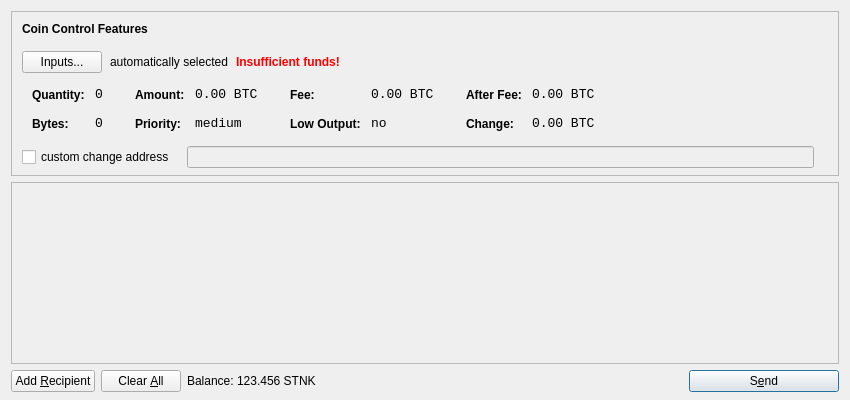
Above: src/qt/forms/sendcoinsdialog.ui from CptMgm/Stonkscoin before the change. Below: the same form after it.
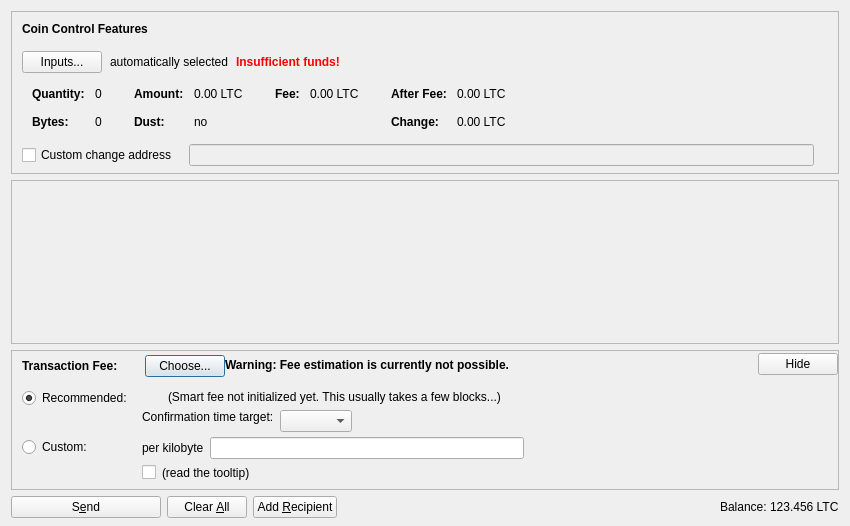
That is the form after the change. Icons and pictures are not drawn. Custom widgets are drawn as their Qt base class.

Commit message: litecoin 0.15 fork, type ./autogen.sh to build

The edit to the form file:
```diff
--- a/src/qt/forms/sendcoinsdialog.ui
+++ b/src/qt/forms/sendcoinsdialog.ui
@@ -7,13 +7,13 @@
     <x>0</x>
     <y>0</y>
     <width>850</width>
-    <height>400</height>
+    <height>526</height>
    </rect>
   </property>
   <property name="windowTitle">
    <string>Send Coins</string>
   </property>
-  <layout class="QVBoxLayout" name="verticalLayout" stretch="0,1,0">
+  <layout class="QVBoxLayout" name="verticalLayout" stretch="0,1,0,0">
    <property name="bottomMargin">
     <number>8</number>
    </property>
@@ -39,7 +39,7 @@
      </property>
      <layout class="QVBoxLayout" name="verticalLayoutCoinControl2">
       <property name="spacing">
-       <number>-1</number>
+       <number>0</number>
       </property>
       <property name="leftMargin">
        <number>0</number>
@@ -109,6 +109,9 @@
             <property name="text">
              <string>Inputs...</string>
             </property>
+            <property name="autoDefault">
+             <bool>false</bool>
+            </property>
            </widget>
           </item>
           <item>
@@ -173,7 +176,16 @@
            <string notr="true"/>
           </property>
           <layout class="QHBoxLayout" name="horizontalLayoutCoinControl5">
-           <property name="margin">
+           <property name="leftMargin">
+            <number>0</number>
+           </property>
+           <property name="topMargin">
+            <number>0</number>
+           </property>
+           <property name="rightMargin">
+            <number>0</number>
+           </property>
+           <property name="bottomMargin">
             <number>0</number>
            </property>
            <item>
@@ -206,8 +218,11 @@
                </property>
                <item row="0" column="0">
                 <widget class="QLabel" name="labelCoinControlQuantityText">
-                 <property name="styleSheet">
-                  <string notr="true">font-weight:bold;</string>
+                 <property name="font">
+                  <font>
+                   <weight>75</weight>
+                   <bold>true</bold>
+                  </font>
                  </property>
                  <property name="text">
                   <string>Quantity:</string>
@@ -219,12 +234,6 @@
                </item>
                <item row="0" column="1">
                 <widget class="QLabel" name="labelCoinControlQuantity">
-                 <property name="font">
-                  <font>
-                   <family>Monospace</family>
-                   <pointsize>10</pointsize>
-                  </font>
-                 </property>
                  <property name="cursor">
                   <cursorShape>IBeamCursor</cursorShape>
                  </property>
@@ -244,8 +253,11 @@
                </item>
                <item row="1" column="0">
                 <widget class="QLabel" name="labelCoinControlBytesText">
-                 <property name="styleSheet">
-                  <string notr="true">font-weight:bold;</string>
+                 <property name="font">
+                  <font>
+                   <weight>75</weight>
+                   <bold>true</bold>
+                  </font>
                  </property>
                  <property name="text">
                   <string>Bytes:</string>
@@ -254,12 +266,6 @@
                </item>
                <item row="1" column="1">
                 <widget class="QLabel" name="labelCoinControlBytes">
-                 <property name="font">
-                  <font>
-                   <family>Monospace</family>
-                   <pointsize>10</pointsize>
-                  </font>
-                 </property>
                  <property name="cursor">
                   <cursorShape>IBeamCursor</cursorShape>
                  </property>
@@ -295,8 +301,11 @@
                </property>
                <item row="0" column="0">
                 <widget class="QLabel" name="labelCoinControlAmountText">
-                 <property name="styleSheet">
-                  <string notr="true">font-weight:bold;</string>
+                 <property name="font">
+                  <font>
+                   <weight>75</weight>
+                   <bold>true</bold>
+                  </font>
                  </property>
                  <property name="text">
                   <string>Amount:</string>
@@ -308,12 +317,6 @@
                </item>
                <item row="0" column="1">
                 <widget class="QLabel" name="labelCoinControlAmount">
-                 <property name="font">
-                  <font>
-                   <family>Monospace</family>
-                   <pointsize>10</pointsize>
-                  </font>
-                 </property>
                  <property name="cursor">
                   <cursorShape>IBeamCursor</cursorShape>
                  </property>
@@ -321,7 +324,7 @@
                   <enum>Qt::ActionsContextMenu</enum>
                  </property>
                  <property name="text">
-                  <string notr="true">0.00 BTC</string>
+                  <string notr="true">0.00 LTC</string>
                  </property>
                  <property name="textInteractionFlags">
                   <set>Qt::LinksAccessibleByMouse|Qt::TextSelectableByKeyboard|Qt::TextSelectableByMouse</set>
@@ -329,23 +332,20 @@
                 </widget>
                </item>
                <item row="1" column="0">
-                <widget class="QLabel" name="labelCoinControlPriorityText">
-                 <property name="styleSheet">
-                  <string notr="true">font-weight:bold;</string>
+                <widget class="QLabel" name="labelCoinControlLowOutputText">
+                 <property name="font">
+                  <font>
+                   <weight>75</weight>
+                   <bold>true</bold>
+                  </font>
                  </property>
                  <property name="text">
-                  <string>Priority:</string>
+                  <string>Dust:</string>
                  </property>
                 </widget>
                </item>
                <item row="1" column="1">
-                <widget class="QLabel" name="labelCoinControlPriority">
-                 <property name="font">
-                  <font>
-                   <family>Monospace</family>
-                   <pointsize>10</pointsize>
-                  </font>
-                 </property>
+                <widget class="QLabel" name="labelCoinControlLowOutput">
                  <property name="cursor">
                   <cursorShape>IBeamCursor</cursorShape>
                  </property>
@@ -353,7 +353,7 @@
                   <enum>Qt::ActionsContextMenu</enum>
                  </property>
                  <property name="text">
-                  <string>medium</string>
+                  <string notr="true">no</string>
                  </property>
                  <property name="textInteractionFlags">
                   <set>Qt::LinksAccessibleByMouse|Qt::TextSelectableByKeyboard|Qt::TextSelectableByMouse</set>
@@ -381,8 +381,11 @@
                </property>
                <item row="0" column="0">
                 <widget class="QLabel" name="labelCoinControlFeeText">
-                 <property name="styleSheet">
-                  <string notr="true">font-weight:bold;</string>
+                 <property name="font">
+                  <font>
+                   <weight>75</weight>
+                   <bold>true</bold>
+                  </font>
                  </property>
                  <property name="text">
                   <string>Fee:</string>
@@ -394,12 +397,6 @@
                </item>
                <item row="0" column="1">
                 <widget class="QLabel" name="labelCoinControlFee">
-                 <property name="font">
-                  <font>
-                   <family>Monospace</family>
-                   <pointsize>10</pointsize>
-                  </font>
-                 </property>
                  <property name="cursor">
                   <cursorShape>IBeamCursor</cursorShape>
                  </property>
@@ -407,39 +404,7 @@
                   <enum>Qt::ActionsContextMenu</enum>
                  </property>
                  <property name="text">
-                  <string notr="true">0.00 BTC</string>
-                 </property>
-                 <property name="textInteractionFlags">
-                  <set>Qt::LinksAccessibleByMouse|Qt::TextSelectableByKeyboard|Qt::TextSelectableByMouse</set>
-                 </property>
-                </widget>
-               </item>
-               <item row="1" column="0">
-                <widget class="QLabel" name="labelCoinControlLowOutputText">
-                 <property name="styleSheet">
-                  <string notr="true">font-weight:bold;</string>
-                 </property>
-                 <property name="text">
-                  <string>Low Output:</string>
-                 </property>
-                </widget>
-               </item>
-               <item row="1" column="1">
-                <widget class="QLabel" name="labelCoinControlLowOutput">
-                 <property name="font">
-                  <font>
-                   <family>Monospace</family>
-                   <pointsize>10</pointsize>
-                  </font>
-                 </property>
-                 <property name="cursor">
-                  <cursorShape>IBeamCursor</cursorShape>
-                 </property>
-                 <property name="contextMenuPolicy">
-                  <enum>Qt::ActionsContextMenu</enum>
-                 </property>
-                 <property name="text">
-                  <string>no</string>
+                  <string notr="true">0.00 LTC</string>
                  </property>
                  <property name="textInteractionFlags">
                   <set>Qt::LinksAccessibleByMouse|Qt::TextSelectableByKeyboard|Qt::TextSelectableByMouse</set>
@@ -467,8 +432,11 @@
                </property>
                <item row="0" column="0">
                 <widget class="QLabel" name="labelCoinControlAfterFeeText">
-                 <property name="styleSheet">
-                  <string notr="true">font-weight:bold;</string>
+                 <property name="font">
+                  <font>
+                   <weight>75</weight>
+                   <bold>true</bold>
+                  </font>
                  </property>
                  <property name="text">
                   <string>After Fee:</string>
@@ -480,12 +448,6 @@
                </item>
                <item row="0" column="1">
                 <widget class="QLabel" name="labelCoinControlAfterFee">
-                 <property name="font">
-                  <font>
-                   <family>Monospace</family>
-                   <pointsize>10</pointsize>
-                  </font>
-                 </property>
                  <property name="cursor">
                   <cursorShape>IBeamCursor</cursorShape>
                  </property>
@@ -493,7 +455,7 @@
                   <enum>Qt::ActionsContextMenu</enum>
                  </property>
                  <property name="text">
-                  <string notr="true">0.00 BTC</string>
+                  <string notr="true">0.00 LTC</string>
                  </property>
                  <property name="textInteractionFlags">
                   <set>Qt::LinksAccessibleByMouse|Qt::TextSelectableByKeyboard|Qt::TextSelectableByMouse</set>
@@ -502,8 +464,11 @@
                </item>
                <item row="1" column="0">
                 <widget class="QLabel" name="labelCoinControlChangeText">
-                 <property name="styleSheet">
-                  <string notr="true">font-weight:bold;</string>
+                 <property name="font">
+                  <font>
+                   <weight>75</weight>
+                   <bold>true</bold>
+                  </font>
                  </property>
                  <property name="text">
                   <string>Change:</string>
@@ -512,12 +477,6 @@
                </item>
                <item row="1" column="1">
                 <widget class="QLabel" name="labelCoinControlChange">
-                 <property name="font">
-                  <font>
-                   <family>Monospace</family>
-                   <pointsize>10</pointsize>
-                  </font>
-                 </property>
                  <property name="cursor">
                   <cursorShape>IBeamCursor</cursorShape>
                  </property>
@@ -525,7 +484,7 @@
                   <enum>Qt::ActionsContextMenu</enum>
                  </property>
                  <property name="text">
-                  <string notr="true">0.00 BTC</string>
+                  <string notr="true">0.00 LTC</string>
                  </property>
                  <property name="textInteractionFlags">
                   <set>Qt::LinksAccessibleByMouse|Qt::TextSelectableByKeyboard|Qt::TextSelectableByMouse</set>
@@ -555,13 +514,16 @@
           </property>
           <item>
            <widget class="QCheckBox" name="checkBoxCoinControlChange">
+            <property name="toolTip">
+             <string>If this is activated, but the change address is empty or invalid, change will be sent to a newly generated address.</string>
+            </property>
             <property name="text">
-             <string>custom change address</string>
+             <string>Custom change address</string>
             </property>
            </widget>
           </item>
           <item>
-           <widget class="QLineEdit" name="lineEditCoinControlChange">
+           <widget class="QValidatedLineEdit" name="lineEditCoinControlChange">
             <property name="enabled">
              <bool>false</bool>
             </property>
@@ -626,11 +588,20 @@
         <x>0</x>
         <y>0</y>
         <width>830</width>
-        <height>165</height>
+        <height>104</height>
        </rect>
       </property>
-      <layout class="QVBoxLayout" name="verticalLayout_2">
-       <property name="margin">
+      <layout class="QVBoxLayout" name="verticalLayout_2" stretch="0,1">
+       <property name="leftMargin">
+        <number>0</number>
+       </property>
+       <property name="topMargin">
+        <number>0</number>
+       </property>
+       <property name="rightMargin">
+        <number>0</number>
+       </property>
+       <property name="bottomMargin">
         <number>0</number>
        </property>
        <item>
@@ -657,23 +628,530 @@
      </widget>
     </widget>
    </item>
+   <item>
+    <widget class="QFrame" name="frameFee">
+     <property name="sizePolicy">
+      <sizepolicy hsizetype="Expanding" vsizetype="Expanding">
+       <horstretch>0</horstretch>
+       <verstretch>0</verstretch>
+      </sizepolicy>
+     </property>
+     <property name="maximumSize">
+      <size>
+       <width>16777215</width>
+       <height>16777215</height>
+      </size>
+     </property>
+     <property name="frameShape">
+      <enum>QFrame::StyledPanel</enum>
+     </property>
+     <property name="frameShadow">
+      <enum>QFrame::Sunken</enum>
+     </property>
+     <layout class="QVBoxLayout" name="verticalLayoutFee1">
+      <property name="spacing">
+       <number>0</number>
+      </property>
+      <property name="leftMargin">
+       <number>0</number>
+      </property>
+      <property name="topMargin">
+       <number>0</number>
+      </property>
+      <property name="rightMargin">
+       <number>0</number>
+      </property>
+      <property name="bottomMargin">
+       <number>0</number>
+      </property>
+      <item>
+       <layout class="QVBoxLayout" name="verticalLayoutFee2" stretch="0,0,0">
+        <property name="spacing">
+         <number>0</number>
+        </property>
+        <property name="leftMargin">
+         <number>10</number>
+        </property>
+        <property name="topMargin">
+         <number>0</number>
+        </property>
+        <item>
+         <layout class="QHBoxLayout" name="horizontalLayoutFee1">
+          <property name="bottomMargin">
+           <number>0</number>
+          </property>
+          <item>
+           <layout class="QVBoxLayout" name="verticalLayoutFee7">
+            <property name="spacing">
+             <number>0</number>
+            </property>
+            <item>
+             <spacer name="verticalSpacerSmartFee">
+              <property name="orientation">
+               <enum>Qt::Vertical</enum>
+              </property>
+              <property name="sizeType">
+               <enum>QSizePolicy::Fixed</enum>
+              </property>
+              <property name="sizeHint" stdset="0">
+               <size>
+                <width>1</width>
+                <height>4</height>
+               </size>
+              </property>
+             </spacer>
+            </item>
+            <item>
+             <layout class="QHBoxLayout" name="horizontalLayoutSmartFee">
+              <property name="spacing">
+               <number>10</number>
+              </property>
+              <item>
+               <widget class="QLabel" name="labelFeeHeadline">
+                <property name="sizePolicy">
+                 <sizepolicy hsizetype="Preferred" vsizetype="Maximum">
+                  <horstretch>0</horstretch>
+                  <verstretch>0</verstretch>
+                 </sizepolicy>
+                </property>
+                <property name="font">
+                 <font>
+                  <weight>75</weight>
+                  <bold>true</bold>
+                 </font>
+                </property>
+                <property name="styleSheet">
+                 <string notr="true">font-weight:bold;</string>
+                </property>
+                <property name="text">
+                 <string>Transaction Fee:</string>
+                </property>
+               </widget>
+              </item>
+              <item>
+               <widget class="QLabel" name="labelFeeMinimized">
+                <property name="text">
+                 <string/>
+                </property>
+               </widget>
+              </item>
+              <item>
+               <widget class="QPushButton" name="buttonChooseFee">
+                <property name="text">
+                 <string>Choose...</string>
+                </property>
+               </widget>
+              </item>
+             </layout>
+            </item>
+            <item>
+             <spacer name="verticalSpacer_5">
+              <property name="orientation">
+               <enum>Qt::Vertical</enum>
+              </property>
+              <property name="sizeHint" stdset="0">
+               <size>
+                <width>1</width>
+                <height>1</height>
+               </size>
+              </property>
+             </spacer>
+            </item>
+           </layout>
+          </item>
+          <item>
+           <widget class="QLabel" name="fallbackFeeWarningLabel">
+            <property name="toolTip">
+             <string>Using the fallbackfee can result in sending a transaction that will take several hours or days (or never) to confirm. Consider choosing your fee manually or wait until you have validated the complete chain.</string>
+            </property>
+            <property name="font">
+            <font>
+                <weight>75</weight>
+                <bold>true</bold>
+            </font>
+            </property>
+            <property name="text">
+             <string>Warning: Fee estimation is currently not possible.</string>
+            </property>
+            <property name="wordWrap">
+             <bool>false</bool>
+            </property>
+           </widget>
+          </item>
+          <item>
+           <spacer name="horizontalSpacer_4">
+            <property name="orientation">
+             <enum>Qt::Horizontal</enum>
+            </property>
+            <property name="sizeType">
+             <enum>QSizePolicy::MinimumExpanding</enum>
+            </property>
+            <property name="sizeHint" stdset="0">
+             <size>
+              <width>40</width>
+              <height>20</height>
+             </size>
+            </property>
+           </spacer>
+          </item>
+          <item>
+           <widget class="QPushButton" name="buttonMinimizeFee">
+            <property name="toolTip">
+             <string>collapse fee-settings</string>
+            </property>
+            <property name="text">
+             <string>Hide</string>
+            </property>
+           </widget>
+          </item>
+         </layout>
+        </item>
+        <item>
+         <widget class="QFrame" name="frameFeeSelection">
+          <layout class="QVBoxLayout" name="verticalLayoutFee12">
+           <property name="spacing">
+            <number>0</number>
+           </property>
+           <property name="leftMargin">
+            <number>0</number>
+           </property>
+           <property name="topMargin">
+            <number>0</number>
+           </property>
+           <property name="rightMargin">
+            <number>0</number>
+           </property>
+           <property name="bottomMargin">
+            <number>0</number>
+           </property>
+           <item>
+            <layout class="QGridLayout" name="gridLayoutFee">
+             <property name="topMargin">
+              <number>10</number>
+             </property>
+             <property name="bottomMargin">
+              <number>4</number>
+             </property>
+             <property name="horizontalSpacing">
+              <number>10</number>
+             </property>
+             <property name="verticalSpacing">
+              <number>4</number>
+             </property>
+             <item row="1" column="1">
+              <layout class="QVBoxLayout" name="verticalLayoutFee8">
+               <property name="spacing">
+                <number>6</number>
+               </property>
+               <item>
+                <layout class="QHBoxLayout" name="horizontalLayoutFee13">
+                 <item>
+                  <widget class="QLabel" name="labelCustomPerKilobyte">
+                   <property name="toolTip">
+                    <string>If the custom fee is set to 1000 satoshis and the transaction is only 250 bytes, then &quot;per kilobyte&quot; only pays 250 satoshis in fee, while &quot;total at least&quot; pays 1000 satoshis. For transactions bigger than a kilobyte both pay by kilobyte.</string>
+                   </property>
+                   <property name="text">
+                    <string>per kilobyte</string>
+                   </property>
+                  </widget>
+                 </item>
+                 <item>
+                  <widget class="BitcoinAmountField" name="customFee"/>
+                 </item>
+                 <item>
+                  <spacer name="horizontalSpacer_6">
+                   <property name="orientation">
+                    <enum>Qt::Horizontal</enum>
+                   </property>
+                   <property name="sizeHint" stdset="0">
+                    <size>
+                     <width>1</width>
+                     <height>1</height>
+                    </size>
+                   </property>
+                  </spacer>
+                 </item>
+                </layout>
+               </item>
+               <item>
+                <layout class="QHBoxLayout" name="horizontalLayoutFee8">
+                 <item>
+                  <widget class="QCheckBox" name="checkBoxMinimumFee">
+                   <property name="toolTip">
+                    <string>Paying only the minimum fee is just fine as long as there is less transaction volume than space in the blocks. But be aware that this can end up in a never confirming transaction once there is more demand for litecoin transactions than the network can process.</string>
+                   </property>
+                   <property name="text">
+                    <string/>
+                   </property>
+                  </widget>
+                 </item>
+                 <item>
+                  <widget class="QLabel" name="labelMinFeeWarning">
+                   <property name="enabled">
+                    <bool>true</bool>
+                   </property>
+                   <property name="toolTip">
+                    <string>Paying only the minimum fee is just fine as long as there is less transaction volume than space in the blocks. But be aware that this can end up in a never confirming transaction once there is more demand for litecoin transactions than the network can process.</string>
+                   </property>
+                   <property name="text">
+                    <string>(read the tooltip)</string>
+                   </property>
+                   <property name="margin">
+                    <number>5</number>
+                   </property>
+                  </widget>
+                 </item>
+                 <item>
+                  <spacer name="horizontalSpacer_2">
+                   <property name="orientation">
+                    <enum>Qt::Horizontal</enum>
+                   </property>
+                   <property name="sizeHint" stdset="0">
+                    <size>
+                     <width>1</width>
+                     <height>1</height>
+                    </size>
+                   </property>
+                  </spacer>
+                 </item>
+                </layout>
+               </item>
+              </layout>
+             </item>
+             <item row="0" column="0">
+              <layout class="QVBoxLayout" name="verticalLayoutFee4" stretch="0,1">
+               <item>
+                <widget class="QRadioButton" name="radioSmartFee">
+                 <property name="text">
+                  <string>Recommended:</string>
+                 </property>
+                 <property name="checked">
+                  <bool>true</bool>
+                 </property>
+                 <attribute name="buttonGroup">
+                  <string notr="true">groupFee</string>
+                 </attribute>
+                </widget>
+               </item>
+               <item>
+                <spacer name="verticalSpacer_2">
+                 <property name="orientation">
+                  <enum>Qt::Vertical</enum>
+                 </property>
+                 <property name="sizeHint" stdset="0">
+                  <size>
+                   <width>1</width>
+                   <height>1</height>
+                  </size>
+                 </property>
+                </spacer>
+               </item>
+              </layout>
+             </item>
+             <item row="1" column="0">
+              <layout class="QVBoxLayout" name="verticalLayoutFee9" stretch="0,1">
+               <item>
+                <widget class="QRadioButton" name="radioCustomFee">
+                 <property name="text">
+                  <string>Custom:</string>
+                 </property>
+                 <attribute name="buttonGroup">
+                  <string notr="true">groupFee</string>
+                 </attribute>
+                </widget>
+               </item>
+               <item>
+                <spacer name="verticalSpacer_6">
+                 <property name="orientation">
+                  <enum>Qt::Vertical</enum>
+                 </property>
+                 <property name="sizeHint" stdset="0">
+                  <size>
+                   <width>1</width>
+                   <height>1</height>
+                  </size>
+                 </property>
+                </spacer>
+               </item>
+              </layout>
+             </item>
+             <item row="0" column="1">
+              <layout class="QVBoxLayout" name="verticalLayoutFee3" stretch="0,0,1">
+               <property name="spacing">
+                <number>6</number>
+               </property>
+               <property name="topMargin">
+                <number>2</number>
+               </property>
+               <item>
+                <layout class="QHBoxLayout" name="horizontalLayoutFee12">
+                 <item>
+                  <widget class="QLabel" name="labelSmartFee">
+                   <property name="text">
+                    <string/>
+                   </property>
+                   <property name="margin">
+                    <number>2</number>
+                   </property>
+                  </widget>
+                 </item>
+                 <item>
+                  <widget class="QLabel" name="labelFeeEstimation">
+                   <property name="text">
+                    <string/>
+                   </property>
+                  </widget>
+                 </item>
+                 <item>
+                  <widget class="QLabel" name="labelSmartFee2">
+                   <property name="text">
+                    <string>(Smart fee not initialized yet. This usually takes a few blocks...)</string>
+                   </property>
+                   <property name="margin">
+                    <number>2</number>
+                   </property>
+                  </widget>
+                 </item>
+                 <item>
+                  <spacer name="horizontalSpacer_5">
+                   <property name="orientation">
+                    <enum>Qt::Horizontal</enum>
+                   </property>
+                   <property name="sizeHint" stdset="0">
+                    <size>
+                     <width>1</width>
+                     <height>1</height>
+                    </size>
+                   </property>
+                  </spacer>
+                 </item>
+                </layout>
+               </item>
+               <item>
+                <layout class="QHBoxLayout" name="horizontalLayoutFee9">
+                 <item>
+                  <layout class="QVBoxLayout" name="verticalLayoutFee6">
+                   <item>
+                    <widget class="QLabel" name="labelSmartFee3">
+                     <property name="text">
+                      <string>Confirmation time target:</string>
+                     </property>
+                     <property name="margin">
+                      <number>2</number>
+                     </property>
+                    </widget>
+                   </item>
+                   <item>
+                    <spacer name="verticalSpacer_3">
+                     <property name="orientation">
+                      <enum>Qt::Vertical</enum>
+                     </property>
+                     <property name="sizeHint" stdset="0">
+                      <size>
+                       <width>1</width>
+                       <height>1</height>
+                      </size>
+                     </property>
+                    </spacer>
+                   </item>
+                  </layout>
+                 </item>
+                 <item>
+                  <layout class="QVBoxLayout" name="verticalLayoutFee5">
+                   <property name="rightMargin">
+                    <number>30</number>
+                   </property>
+                   <item>
+                    <layout class="QHBoxLayout" name="horizontalLayoutConfTarget">
+                     <property name="bottomMargin">
+                      <number>0</number>
+                     </property>
+                     <item>
+                      <widget class="QComboBox" name="confTargetSelector"/>
+                     </item>
+                     <item>
+                      <spacer name="horizontalSpacerConfTarget">
+                       <property name="orientation">
+                        <enum>Qt::Horizontal</enum>
+                       </property>
+                       <property name="sizeHint" stdset="0">
+                        <size>
+                         <width>40</width>
+                         <height>20</height>
+                        </size>
+                       </property>
+                      </spacer>
+                     </item>
+                    </layout>
+                   </item>
+                  </layout>
+                 </item>
+                </layout>
+               </item>
+               <item>
+                <spacer name="verticalSpacer_4">
+                 <property name="orientation">
+                  <enum>Qt::Vertical</enum>
+                 </property>
+                 <property name="sizeHint" stdset="0">
+                  <size>
+                   <width>1</width>
+                   <height>1</height>
+                  </size>
+                 </property>
+                </spacer>
+               </item>
+              </layout>
+             </item>
+            </layout>
+           </item>
+          </layout>
+         </widget>
+        </item>
+        <item>
+         <spacer name="verticalSpacerFee">
+          <property name="orientation">
+           <enum>Qt::Vertical</enum>
+          </property>
+          <property name="sizeHint" stdset="0">
+           <size>
+            <width>40</width>
+            <height>5</height>
+           </size>
+          </property>
+         </spacer>
+        </item>
+       </layout>
+      </item>
+     </layout>
+    </widget>
+   </item>
    <item>
     <layout class="QHBoxLayout" name="horizontalLayout">
      <item>
-      <widget class="QPushButton" name="addButton">
+      <widget class="QPushButton" name="sendButton">
+       <property name="minimumSize">
+        <size>
+         <width>150</width>
+         <height>0</height>
+        </size>
+       </property>
        <property name="toolTip">
-        <string>Send to multiple recipients at once</string>
+        <string>Confirm the send action</string>
        </property>
        <property name="text">
-        <string>Add &amp;Recipient</string>
+        <string>S&amp;end</string>
        </property>
        <property name="icon">
         <iconset resource="../bitcoin.qrc">
-         <normaloff>:/icons/add</normaloff>:/icons/add</iconset>
+         <normaloff>:/icons/send</normaloff>:/icons/send</iconset>
        </property>
        <property name="autoDefault">
         <bool>false</bool>
        </property>
+       <property name="default">
+        <bool>false</bool>
+       </property>
       </widget>
      </item>
      <item>
@@ -685,7 +1163,7 @@
         </sizepolicy>
        </property>
        <property name="toolTip">
-        <string>Remove all transaction fields</string>
+        <string>Clear all fields of the form.</string>
        </property>
        <property name="text">
         <string>Clear &amp;All</string>
@@ -694,14 +1172,41 @@
         <iconset resource="../bitcoin.qrc">
          <normaloff>:/icons/remove</normaloff>:/icons/remove</iconset>
        </property>
-       <property name="autoRepeatDelay">
-        <number>300</number>
+       <property name="autoDefault">
+        <bool>false</bool>
        </property>
+      </widget>
+     </item>
+     <item>
+      <widget class="QPushButton" name="addButton">
+       <property name="toolTip">
+        <string>Send to multiple recipients at once</string>
+       </property>
+       <property name="text">
+        <string>Add &amp;Recipient</string>
+       </property>
+       <property name="icon">
+        <iconset resource="../bitcoin.qrc">
+         <normaloff>:/icons/add</normaloff>:/icons/add</iconset>
+       </property>
        <property name="autoDefault">
         <bool>false</bool>
        </property>
       </widget>
      </item>
+     <item>
+      <spacer name="horizontalSpacer">
+       <property name="orientation">
+        <enum>Qt::Horizontal</enum>
+       </property>
+       <property name="sizeHint" stdset="0">
+        <size>
+         <width>40</width>
+         <height>20</height>
+        </size>
+       </property>
+      </spacer>
+     </item>
      <item>
       <layout class="QHBoxLayout" name="horizontalLayout_2">
        <property name="spacing">
@@ -709,6 +1214,12 @@
        </property>
        <item>
         <widget class="QLabel" name="label">
+         <property name="sizePolicy">
+          <sizepolicy hsizetype="Preferred" vsizetype="Fixed">
+           <horstretch>0</horstretch>
+           <verstretch>0</verstretch>
+          </sizepolicy>
+         </property>
          <property name="text">
           <string>Balance:</string>
          </property>
@@ -716,11 +1227,17 @@
        </item>
        <item>
         <widget class="QLabel" name="labelBalance">
+         <property name="sizePolicy">
+          <sizepolicy hsizetype="Preferred" vsizetype="Fixed">
+           <horstretch>0</horstretch>
+           <verstretch>0</verstretch>
+          </sizepolicy>
+         </property>
          <property name="cursor">
           <cursorShape>IBeamCursor</cursorShape>
          </property>
          <property name="text">
-          <string>123.456 STNK</string>
+          <string notr="true">123.456 LTC</string>
          </property>
          <property name="textInteractionFlags">
           <set>Qt::LinksAccessibleByMouse|Qt::TextSelectableByKeyboard|Qt::TextSelectableByMouse</set>
@@ -729,46 +1246,23 @@
        </item>
       </layout>
      </item>
-     <item>
-      <spacer name="horizontalSpacer">
-       <property name="orientation">
-        <enum>Qt::Horizontal</enum>
-       </property>
-       <property name="sizeHint" stdset="0">
-        <size>
-         <width>40</width>
-         <height>20</height>
-        </size>
-       </property>
-      </spacer>
-     </item>
-     <item>
-      <widget class="QPushButton" name="sendButton">
-       <property name="minimumSize">
-        <size>
-         <width>150</width>
-         <height>0</height>
-        </size>
-       </property>
-       <property name="toolTip">
-        <string>Confirm the send action</string>
-       </property>
-       <property name="text">
-        <string>S&amp;end</string>
-       </property>
-       <property name="icon">
-        <iconset resource="../bitcoin.qrc">
-         <normaloff>:/icons/send</normaloff>:/icons/send</iconset>
-       </property>
-       <property name="default">
-        <bool>true</bool>
-       </property>
-      </widget>
-     </item>
     </layout>
    </item>
   </layout>
  </widget>
+ <customwidgets>
+  <customwidget>
+   <class>QValidatedLineEdit</class>
+   <extends>QLineEdit</extends>
+   <header>qvalidatedlineedit.h</header>
+  </customwidget>
+  <customwidget>
+   <class>BitcoinAmountField</class>
+   <extends>QLineEdit</extends>
+   <header>bitcoinamountfield.h</header>
+   <container>1</container>
+  </customwidget>
+ </customwidgets>
  <resources>
   <include location="../bitcoin.qrc"/>
  </resources>
```
Left out of the diff: 3 changed lines with no effect on the pictures. The commit also changes 1752 other files.
